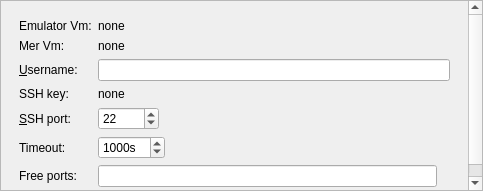
Above: src/plugins/mer/meremulatordevicewidget.ui from sailfishos/sailfish-qtcreator before the change. Below: the same form after it.
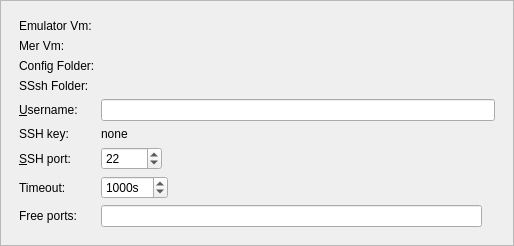
That is the form after the change.

What changed in the file:
```diff
--- a/src/plugins/mer/meremulatordevicewidget.ui
+++ b/src/plugins/mer/meremulatordevicewidget.ui
@@ -6,8 +6,8 @@
    <rect>
     <x>0</x>
     <y>0</y>
-    <width>483</width>
-    <height>191</height>
+    <width>514</width>
+    <height>246</height>
    </rect>
   </property>
   <property name="windowTitle">
@@ -27,8 +27,8 @@
        <rect>
         <x>0</x>
         <y>0</y>
-        <width>462</width>
-        <height>195</height>
+        <width>508</width>
+        <height>240</height>
        </rect>
       </property>
       <layout class="QGridLayout" name="gridLayout_2">
@@ -48,7 +48,7 @@
           <item row="3" column="1">
            <widget class="QLabel" name="emulatorVmLabelEdit">
             <property name="text">
-             <string>none</string>
+             <string/>
             </property>
            </widget>
           </item>
@@ -62,11 +62,11 @@
           <item row="4" column="1">
            <widget class="QLabel" name="merVmLabelEdit">
             <property name="text">
-             <string>none</string>
+             <string/>
             </property>
            </widget>
           </item>
-          <item row="6" column="0">
+          <item row="8" column="0">
            <widget class="QLabel" name="userNameLabel">
             <property name="text">
              <string>&amp;Username:</string>
@@ -76,10 +76,10 @@
             </property>
            </widget>
           </item>
-          <item row="6" column="1">
+          <item row="8" column="1">
            <widget class="QLineEdit" name="userLineEdit"/>
           </item>
-          <item row="8" column="0">
+          <item row="10" column="0">
            <widget class="QLabel" name="sshPortLabel">
             <property name="text">
              <string>&amp;SSH port:</string>
@@ -89,7 +89,7 @@
             </property>
            </widget>
           </item>
-          <item row="8" column="1">
+          <item row="10" column="1">
            <widget class="QSpinBox" name="sshPortSpinBox">
             <property name="minimum">
              <number>0</number>
@@ -102,7 +102,7 @@
             </property>
            </widget>
           </item>
-          <item row="9" column="0">
+          <item row="11" column="0">
            <widget class="QLabel" name="connectionTimeoutLabel">
             <property name="text">
              <string>Timeout:</string>
@@ -112,7 +112,7 @@
             </property>
            </widget>
           </item>
-          <item row="9" column="1">
+          <item row="11" column="1">
            <widget class="QSpinBox" name="timeoutSpinBox">
             <property name="suffix">
              <string>s</string>
@@ -128,7 +128,7 @@
             </property>
            </widget>
           </item>
-          <item row="10" column="0">
+          <item row="12" column="0">
            <widget class="QLabel" name="freePortsLabel">
             <property name="text">
              <string>Free ports:</string>
@@ -138,7 +138,7 @@
             </property>
            </widget>
           </item>
-          <item row="10" column="1">
+          <item row="12" column="1">
            <layout class="QHBoxLayout" name="horizontalLayout_2">
             <item>
              <widget class="QLineEdit" name="portsLineEdit">
@@ -156,20 +156,48 @@
             </item>
            </layout>
           </item>
-          <item row="7" column="0">
+          <item row="9" column="0">
            <widget class="QLabel" name="sshKeyLabel">
             <property name="text">
              <string>SSH key:</string>
             </property>
            </widget>
           </item>
-          <item row="7" column="1">
+          <item row="9" column="1">
            <widget class="QLabel" name="sshKeyLabelEdit">
             <property name="text">
              <string>none</string>
             </property>
            </widget>
           </item>
+          <item row="6" column="0">
+           <widget class="QLabel" name="configFolderLabel">
+            <property name="text">
+             <string>Config Folder:</string>
+            </property>
+           </widget>
+          </item>
+          <item row="7" column="0">
+           <widget class="QLabel" name="sshFolderLabel">
+            <property name="text">
+             <string>SSsh Folder:</string>
+            </property>
+           </widget>
+          </item>
+          <item row="6" column="1">
+           <widget class="QLabel" name="configFolderLabelEdit">
+            <property name="text">
+             <string/>
+            </property>
+           </widget>
+          </item>
+          <item row="7" column="1">
+           <widget class="QLabel" name="sshFolderLabelEdit">
+            <property name="text">
+             <string/>
+            </property>
+           </widget>
+          </item>
          </layout>
          <zorder>userLineEdit</zorder>
          <zorder>userNameLabel</zorder>
```
Left out of the diff: 4 changed lines with no effect on the pictures.
